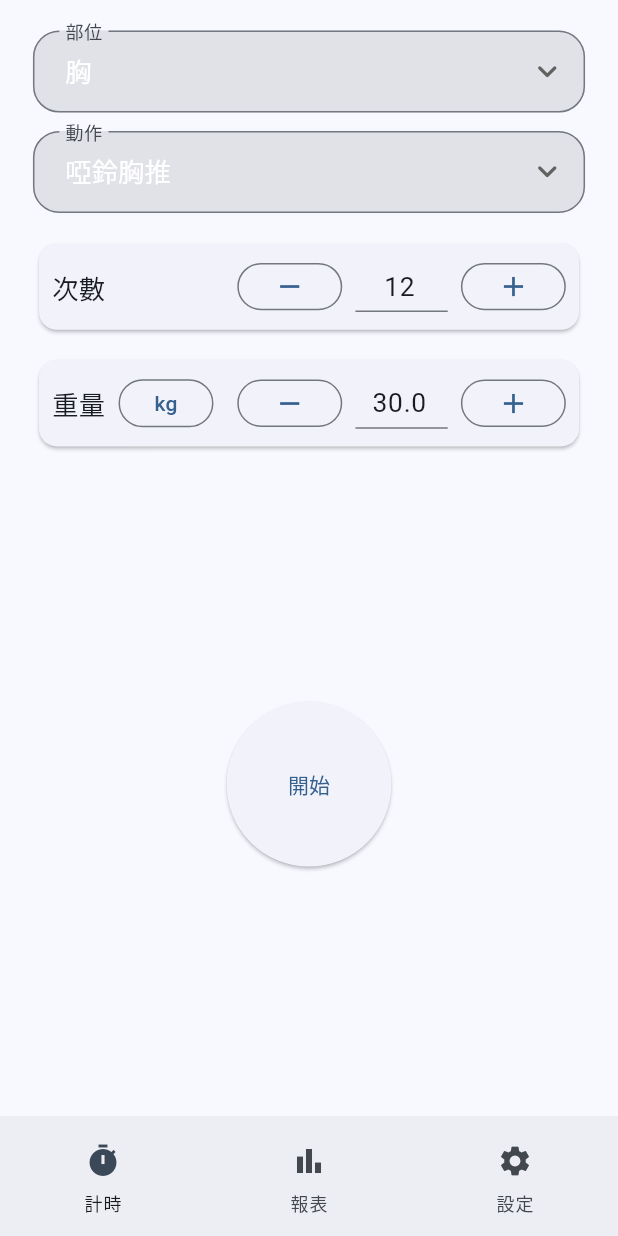
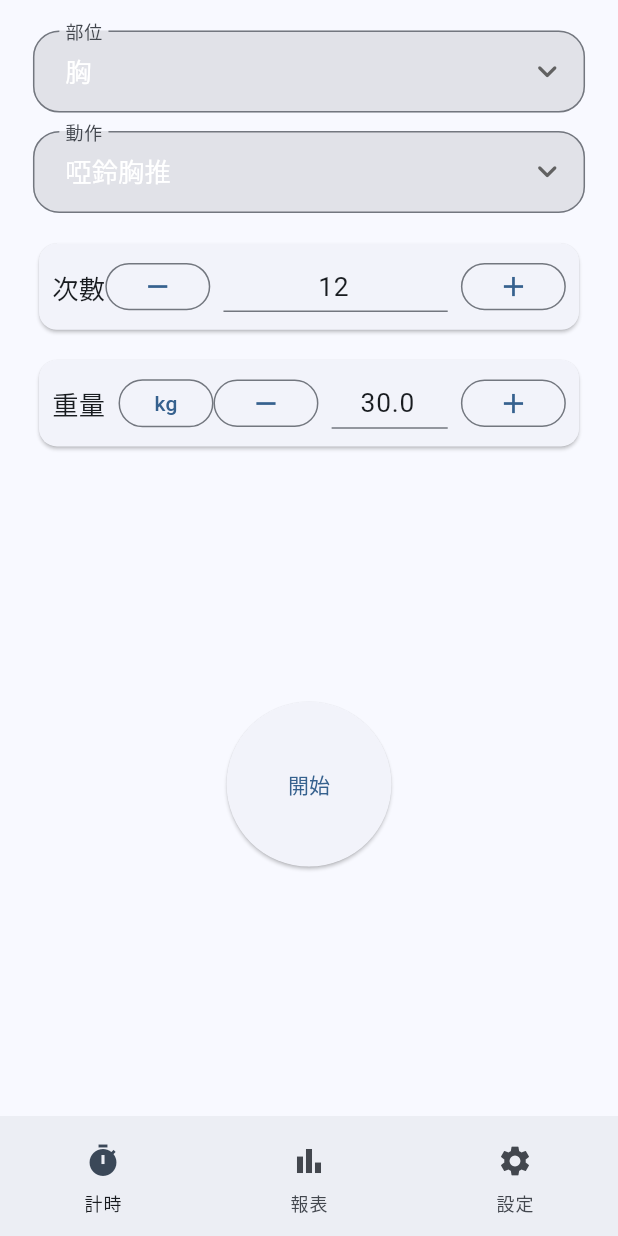
Before and after one commit to jia741/IronDiary, a Flutter app: the screen it shows after launch, on a phone screen of 412 x 824 dp. Run offline on Flutter 3.47's test engine with Material 3 defaults, Android fonts, the phone set to English and light mode, and no system bars; our stand-ins replace audioplayers, flutter_slidable, shared_preferences, sqflite; accounts and stored records are empty.

Commit message:
Wrap NumberRow controls in Flexible layout

```diff
--- a/lib/home_page.dart
+++ b/lib/home_page.dart
@@ -452,7 +452,10 @@ class _NumberRowState extends State<NumberRow> {
               SizedBox(width: ScreenUtil.w(8)),
               widget.labelTrailing!,
             ],
-            const Spacer(),
+            Flexible(
+              child: Row(
+                mainAxisAlignment: MainAxisAlignment.end,
+                children: [
                   OutlinedButton(
                     onPressed: widget.onMinus,
                     style: OutlinedButton.styleFrom(
@@ -463,8 +466,7 @@ class _NumberRowState extends State<NumberRow> {
                     child: Icon(Icons.remove, size: ScreenUtil.w(20)),
                   ),
                   SizedBox(width: ScreenUtil.w(8)),
-            SizedBox(
-              width: ScreenUtil.w(56),
+                  Flexible(
                     child: TextField(
                       controller: _c,
                       textAlign: TextAlign.center,
@@ -488,6 +490,9 @@ class _NumberRowState extends State<NumberRow> {
                 ],
               ),
             ),
+          ],
+        ),
+      ),
     );
   }
 }
```
Lines whose indentation alone changed are shown as unchanged.
